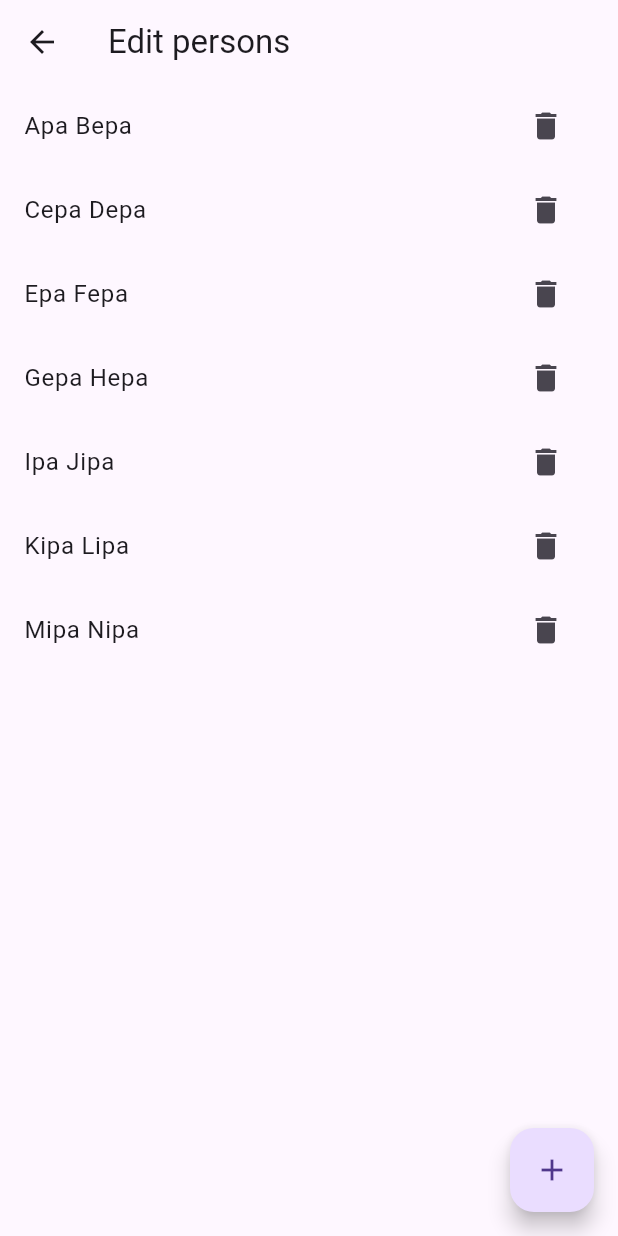
After one commit to zoomix/flutter_byte, a Flutter app: the screen it shows after launch, after a tap on the "settings" icon, on a phone screen of 412 x 824 dp. The commit adds this screen. Run offline on Flutter 3.47's test engine with Material 2 defaults, Android fonts, the phone set to English and light mode, and no system bars; our stand-ins replace timer_builder.

Commit message:
Remove people

```diff
--- /dev/null
+++ b/lib/edit_persons.dart
@@ -0,0 +1,77 @@
+import 'package:flutter/material.dart';
+import 'package:lag_byte/model/position.dart';
+
+MaterialPageRoute myEditPersons(
+  List<Position> positions,
+  Function onAdd,
+  Function onRemove,
+) {
+  return MaterialPageRoute<void>(
+    builder: (context) {
+      return Scaffold(
+        appBar: AppBar(
+          title: const Text('Edit persons'),
+        ),
+        body: EditPersonsWidget(positions: positions, onRemove: onRemove),
+        floatingActionButton: FloatingActionButton(
+          child: const Icon(Icons.add),
+          onPressed: () {},
+        ),
+      );
+    },
+  );
+}
+
+class EditPersonsWidget extends StatefulWidget {
+  const EditPersonsWidget(
+      {super.key, required this.positions, required this.onRemove});
+
+  final List<Position> positions;
+  final Function onRemove;
+
+  @override
+  State<EditPersonsWidget> createState() => _EditPersonsWidgetState();
+}
+
+class _EditPersonsWidgetState extends State<EditPersonsWidget> {
+  void _onRemovePosition(Position position) {
+    setState(() {
+      widget.positions.remove(position);
+      widget.onRemove(position);
+    });
+  }
+
+  @override
+  Widget build(BuildContext context) {
+    List<Widget> positionWidgets = widget.positions
+        .map((position) => EditPersonWidget(
+              position: position,
+              onRemove: _onRemovePosition,
+            ))
+        .toList();
+
+    return Column(
+      children: positionWidgets,
+    );
+  }
+}
+
+class EditPersonWidget extends StatelessWidget {
+  const EditPersonWidget(
+      {super.key, required this.position, required this.onRemove});
+
+  final Position position;
+  final Function onRemove;
+
+  @override
+  Widget build(BuildContext context) {
+    return ListTile(
+      title: Text(position.person.name),
+      trailing: IconButton(
+          icon: const Icon(Icons.delete),
+          onPressed: (() {
+            onRemove(position);
+          })),
+    );
+  }
+}
--- a/lib/main.dart
+++ b/lib/main.dart
@@ -1,4 +1,5 @@
 import 'package:flutter/material.dart';
+import 'package:lag_byte/edit_persons.dart';
 import 'package:lag_byte/model/person.dart';
 import 'package:lag_byte/model/position.dart';
 import 'package:lag_byte/utils.dart';
@@ -16,9 +17,7 @@ class MyApp extends StatelessWidget {
   Widget build(BuildContext context) {
     return MaterialApp(
       title: 'Byte',
-      theme: ThemeData(
-        primarySwatch: Colors.green,
-      ),
+      theme: ThemeData(primarySwatch: Colors.green, useMaterial3: true),
       home: MyHomePage(title: 'Byte!'),
     );
   }
@@ -67,11 +66,34 @@ class _MyHomePageState extends State<MyHomePage> {
     });
   }
 
+  void _onAddPerson(Position position) {}
+  void _onRemovePerson(Position position) {
+    setState(() {
+      widget.positions.remove(position);
+    });
+  }
+
+  void _pushEditPersons() {
+    final materialPageRoute = myEditPersons(
+      widget.positions,
+      _onAddPerson,
+      _onRemovePerson,
+    );
+    Navigator.of(context).push(materialPageRoute);
+  }
+
   @override
   Widget build(BuildContext context) {
     return Scaffold(
       appBar: AppBar(
         title: Text(widget.title),
+        actions: [
+          IconButton(
+            icon: const Icon(Icons.settings),
+            onPressed: _pushEditPersons,
+            tooltip: 'Edit persons',
+          ),
+        ],
       ),
       body: Center(
         child: Column(
```
